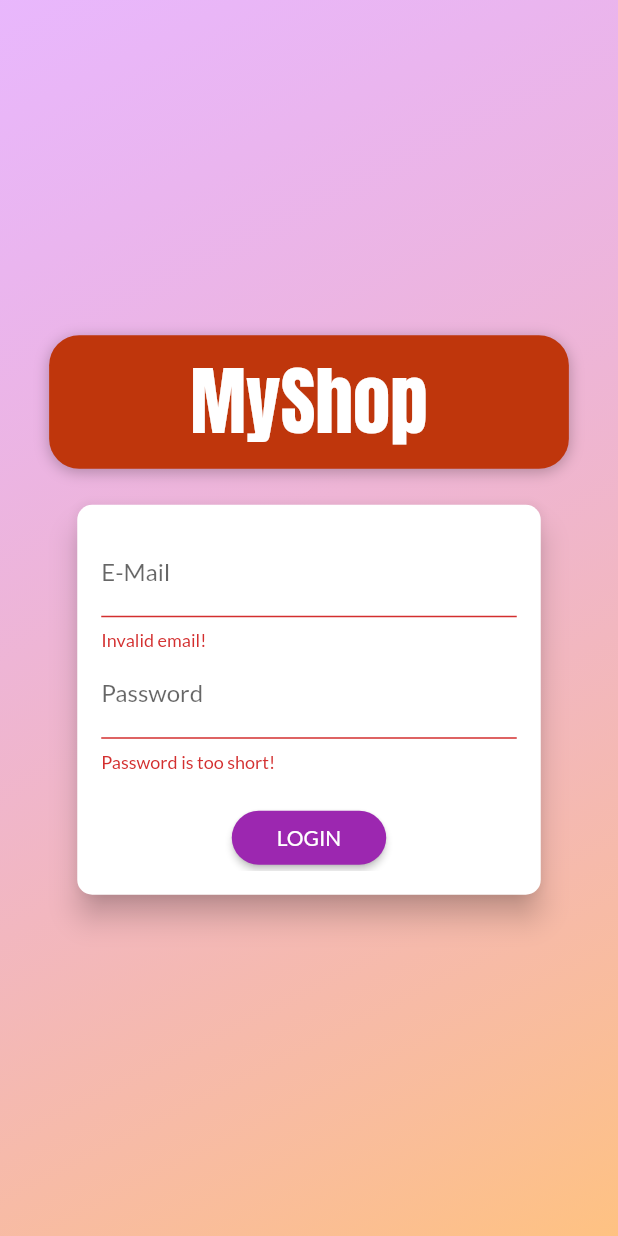
After one commit to khurshidakhon/shopping_app, a Flutter app: the screen it shows after launch, after a tap on "LOGIN", on a phone screen of 412 x 824 dp. The commit adds this screen. Run offline on Flutter 3.47's test engine with Material 2 defaults, Android fonts, the phone set to English and light mode, and no system bars; our stand-ins replace shared_preferences; network calls fail.

Commit message:
authentication, auto login/logout functions

```diff
--- a/lib/main.dart
+++ b/lib/main.dart
@@ -3,14 +3,17 @@ import 'package:flutter/material.dart';
 import 'package:provider/provider.dart';
 import 'package:shopping_app/providers/cart.dart';
 import 'package:shopping_app/providers/orders.dart';
+import 'package:shopping_app/providers/product.dart';
+import 'package:shopping_app/screens/auth_screen.dart';
 import 'package:shopping_app/screens/edit_product_screen.dart';
+import 'package:shopping_app/screens/products_overview_screen.dart';
+import 'package:shopping_app/screens/splash_screen.dart';
 import 'package:shopping_app/screens/user_products_screen.dart';
 import 'package:shopping_app/screens/cart_screen.dart';
 import 'package:shopping_app/screens/orders_screen.dart';
 import 'package:shopping_app/screens/product_detaail_screen.dart';
-import 'package:shopping_app/screens/products_overview_screen.dart';
-import 'package:shopping_app/widgets/user_product_item.dart';
 import './providers/products_provider.dart';
+import './providers/auth.dart';
 
 void main() => runApp(MyApp());
 
@@ -20,22 +23,41 @@ class MyApp extends StatelessWidget {
     return MultiProvider(
       providers: [
         ChangeNotifierProvider.value(
-          value: ProductsProvider(),
+          value: Auth(),
+        ),
+        ChangeNotifierProxyProvider<Auth, ProductsProvider>(
+          create: (ctx) => ProductsProvider('auth', 'userId', <Product>[]),
+          update: (ctx, auth, previousProducts) => ProductsProvider(
+              auth.token,
+              auth.userId,
+              previousProducts == null ? [] : previousProducts.items),
         ),
         ChangeNotifierProvider.value(
           value: Cart(),
         ),
-        ChangeNotifierProvider.value(
-          value: Orders(),
-        ),
+        ChangeNotifierProxyProvider<Auth, Orders>(
+            create: (ctx) => Orders('auth', 'userId', <OrderItem>[]),
+            update: (ctx, auth, previousOrders) => Orders(
+                auth.token,
+                auth.userId,
+                previousOrders == null ? [] : previousOrders.orders)),
       ],
-      child: MaterialApp(
+      child: Consumer<Auth>(
+        builder: (ctx, auth, _) => MaterialApp(
           title: 'MyShop',
           theme: ThemeData(
               primarySwatch: Colors.purple,
               accentColor: Colors.deepOrange,
               fontFamily: 'Lato'),
-        home: ProductsOverviewScreen(),
+          home: auth.isAuth
+              ? ProductsOverviewScreen()
+              : FutureBuilder(
+                  future: auth.tryAutoLogin(),
+                  builder: (ctx, authResultSnapshot) =>
+                      authResultSnapshot.connectionState ==
+                              ConnectionState.waiting
+                          ? SplashScreen()
+                          : AuthScreen()),
           routes: {
             ProductDetailScreen.routeName: (ctx) => ProductDetailScreen(),
             CartScreen.routeName: (ctx) => CartScreen(),
@@ -43,6 +65,7 @@ class MyApp extends StatelessWidget {
             UserProductsScreen.routeName: (ctx) => UserProductsScreen(),
             EditProductScreen.routeName: (ctx) => EditProductScreen(),
           },
+        ),
       ),
     );
   }
--- /dev/null
+++ b/lib/providers/auth.dart
@@ -0,0 +1,121 @@
+import 'dart:async';
+
+import 'package:flutter/foundation.dart';
+import 'package:http/http.dart' as http;
+import 'dart:convert';
+import 'package:shared_preferences/shared_preferences.dart';
+import 'package:shopping_app/models/http_exception.dart';
+
+class Auth with ChangeNotifier {
+  late String? _token;
+  DateTime? _expiryDate;
+  late String? _userId;
+  Timer? _authTimer;
+
+  bool get isAuth {
+    return token != null;
+  }
+
+  String? get token {
+    if (_expiryDate != null &&
+        _expiryDate!.isAfter(DateTime.now()) &&
+        _token != null) {
+      return _token;
+    }
+    return null;
+  }
+
+  String? get userId {
+    return _userId;
+  }
+
+  Future<void> _authenticate(
+      String? email, String? password, String url) async {
+    try {
+      final response = await http.post(
+        Uri.parse(url),
+        body: json.encode({
+          'email': email,
+          'password': password,
+          'returnSecureToken': true,
+        }),
+      );
+      final responseData = json.decode(response.body);
+      if (responseData['error'] != null) {
+        throw HttpException(responseData['error']['message']);
+      }
+      _token = responseData['idToken'];
+      _userId = responseData['localId'];
+      _expiryDate = DateTime.now().add(
+        Duration(
+          seconds: int.parse(responseData['expiresIn']),
+        ),
+      );
+      _autoLogOut();
+      notifyListeners();
+
+      final prefs = await SharedPreferences.getInstance();
+      final userData = json.encode(
+        {
+          'token': _token,
+          'userId': _userId,
+          'expiryDate': _expiryDate!.toIso8601String(),
+        },
+      ).toString();
+      prefs.setString('userData', userData);
+    } catch (e) {
+      throw e;
+    }
+  }
+
+  Future<void> signUp(String? email, String? password) async {
+    return _authenticate(email, password,
+        "https://identitytoolkit.googleapis.com/v1/accounts:signUp?key=AIzaSyBHYGvJSgKzrmRgSvU-37Kz3jPzALTUHUI");
+  }
+
+  Future<void> signIn(String? email, String? password) async {
+    return _authenticate(email, password,
+        'https://identitytoolkit.googleapis.com/v1/accounts:signInWithPassword?key=AIzaSyBHYGvJSgKzrmRgSvU-37Kz3jPzALTUHUI');
+  }
+
+  Future<bool> tryAutoLogin() async {
+    final prefs = await SharedPreferences.getInstance();
+    if (!prefs.containsKey('userData')) {
+      return false;
+    }
+    final extractedUserData = json
+        .decode(prefs.getString('userData').toString()) as Map<String, Object>;
+    final expiryDate =
+        DateTime.parse(extractedUserData['expiryDate'].toString());
+    if (expiryDate.isBefore(DateTime.now())) {
+      return false;
+    }
+    _token = extractedUserData['token'].toString();
+    _userId = extractedUserData['userId'].toString();
+    _expiryDate = expiryDate;
+    notifyListeners();
+    _autoLogOut();
+    return true;
+  }
+
+  void logOut() async {
+    _token = null;
+    _userId = null;
+    _expiryDate = null;
+    if (_authTimer != null) {
+      _authTimer!.cancel();
+      _authTimer = null;
+    }
+    notifyListeners();
+    final prefs = await SharedPreferences.getInstance();
+    prefs.clear();
+  }
+
+  void _autoLogOut() {
+    if (_authTimer != null) {
+      _authTimer!.cancel();
+    }
+    final timeToExpiry = _expiryDate!.difference(DateTime.now()).inSeconds;
+    _authTimer = Timer(Duration(seconds: timeToExpiry), logOut);
+  }
+}
--- /dev/null
+++ b/lib/screens/auth_screen.dart
@@ -0,0 +1,263 @@
+import 'dart:math';
+
+import 'package:flutter/material.dart';
+import 'package:provider/provider.dart';
+import 'package:shopping_app/models/http_exception.dart';
+import 'package:shopping_app/providers/auth.dart';
+
+enum AuthMode { Signup, Login }
+
+class AuthScreen extends StatelessWidget {
+  static const routeName = '/auth';
+
+  @override
+  Widget build(BuildContext context) {
+    final deviceSize = MediaQuery.of(context).size;
+
+    return Scaffold(
+      // resizeToAvoidBottomInset: false,
+      body: Stack(
+        children: <Widget>[
+          Container(
+            decoration: BoxDecoration(
+              gradient: LinearGradient(
+                colors: [
+                  Color.fromRGBO(215, 117, 255, 1).withOpacity(0.5),
+                  Color.fromRGBO(255, 188, 117, 1).withOpacity(0.9),
+                ],
+                begin: Alignment.topLeft,
+                end: Alignment.bottomRight,
+                stops: [0, 1],
+              ),
+            ),
+          ),
+          SingleChildScrollView(
+            child: Container(
+              height: deviceSize.height,
+              width: deviceSize.width,
+              child: Column(
+                mainAxisAlignment: MainAxisAlignment.center,
+                crossAxisAlignment: CrossAxisAlignment.center,
+                children: <Widget>[
+                  Flexible(
+                    child: Container(
+                      margin: EdgeInsets.only(bottom: 20.0),
+                      padding:
+                          EdgeInsets.symmetric(vertical: 8.0, horizontal: 94.0),
+                      // transform: Matrix4.rotationZ(-8 * pi / 180)
+                      //   ..translate(-10.0),
+                      decoration: BoxDecoration(
+                        borderRadius: BorderRadius.circular(20),
+                        color: Colors.deepOrange.shade900,
+                        boxShadow: [
+                          BoxShadow(
+                            blurRadius: 8,
+                            color: Colors.black26,
+                            offset: Offset(0, 2),
+                          )
+                        ],
+                      ),
+                      child: Text(
+                        'MyShop',
+                        style: TextStyle(
+                          color: Theme.of(context).accentTextTheme.title!.color,
+                          fontSize: 50,
+                          fontFamily: 'Anton',
+                          fontWeight: FontWeight.normal,
+                        ),
+                      ),
+                    ),
+                  ),
+                  Flexible(
+                    flex: deviceSize.width > 600 ? 2 : 1,
+                    child: AuthCard(),
+                  ),
+                ],
+              ),
+            ),
+          ),
+        ],
+      ),
+    );
+  }
+}
+
+class AuthCard extends StatefulWidget {
+  @override
+  _AuthCardState createState() => _AuthCardState();
+}
+
+class _AuthCardState extends State<AuthCard> {
+  final GlobalKey<FormState> _formKey = GlobalKey();
+  AuthMode _authMode = AuthMode.Login;
+  Map<String, String> _authData = {
+    'email': '',
+    'password': '',
+  };
+  var _isLoading = false;
+  final _passwordController = TextEditingController();
+  void _showErrorDialog(String message) {
+    showDialog(
+        context: context,
+        builder: (ctx) => AlertDialog(
+              title: Text('Error occures'),
+              content: Text(message),
+              actions: [
+                FlatButton(
+                  onPressed: () {
+                    Navigator.of(ctx).pop();
+                  },
+                  child: Text('Okay'),
+                ),
+              ],
+            ));
+  }
+
+  void _submit() async {
+    if (!_formKey.currentState!.validate()) {
+      // Invalid!
+      return;
+    }
+    _formKey.currentState!.save();
+    setState(() {
+      _isLoading = true;
+    });
+    try {
+      if (_authMode == AuthMode.Login) {
+        // Log user in
+        await Provider.of<Auth>(context, listen: false)
+            .signIn(_authData['email'], _authData['password']);
+      } else {
+        // Sign user up
+        await Provider.of<Auth>(context, listen: false)
+            .signUp(_authData['email'], _authData['password']);
+      }
+    } on HttpException catch (error) {
+      var errorMessage = 'Authentication failed';
+      if (error.toString().contains('EMAIL_EXISTS')) {
+        errorMessage = 'This email address is alredy exists';
+      } else if (error.toString().contains('INVALID_EMAIL')) {
+        errorMessage = 'This is not a valid email address';
+      } else if (error.toString().contains('WEAK_PASSWORD')) {
+        errorMessage = 'This password is too weak.';
+      } else if (error.toString().contains('EMAIL_NOT_FOUND')) {
+        errorMessage = 'Could not find user with this email';
+      } else if (error.toString().contains('INVALID_PASSWORD')) {
+        errorMessage = 'This is not a valid password';
+      }
+
+      _showErrorDialog(errorMessage);
+    } catch (error) {
+      var errorMessage = 'Could not authenticate you. Please try later!';
+      _showErrorDialog(errorMessage);
+    }
+    setState(() {
+      _isLoading = false;
+    });
+  }
+
+  void _switchAuthMode() {
+    if (_authMode == AuthMode.Login) {
+      setState(() {
+        _authMode = AuthMode.Signup;
+      });
+    } else {
+      setState(() {
+        _authMode = AuthMode.Login;
+      });
+    }
+  }
+
+  @override
+  Widget build(BuildContext context) {
+    final deviceSize = MediaQuery.of(context).size;
+    return Card(
+      shape: RoundedRectangleBorder(
+        borderRadius: BorderRadius.circular(10.0),
+      ),
+      elevation: 8.0,
+      child: Container(
+        height: _authMode == AuthMode.Signup ? 320 : 260,
+        constraints:
+            BoxConstraints(minHeight: _authMode == AuthMode.Signup ? 320 : 260),
+        width: deviceSize.width * 0.75,
+        padding: EdgeInsets.all(16.0),
+        child: Form(
+          key: _formKey,
+          child: SingleChildScrollView(
+            child: Column(
+              children: <Widget>[
+                TextFormField(
+                  decoration: InputDecoration(labelText: 'E-Mail'),
+                  keyboardType: TextInputType.emailAddress,
+                  validator: (value) {
+                    if (value!.isEmpty || !value.contains('@')) {
+                      return 'Invalid email!';
+                    }
+                    return null;
+                    return null;
+                  },
+                  onSaved: (value) {
+                    _authData['email'] = value!;
+                  },
+                ),
+                TextFormField(
+                  decoration: InputDecoration(labelText: 'Password'),
+                  obscureText: true,
+                  controller: _passwordController,
+                  validator: (value) {
+                    if (value!.isEmpty || value.length < 5) {
+                      return 'Password is too short!';
+                    }
+                  },
+                  onSaved: (value) {
+                    _authData['password'] = value!;
+                  },
+                ),
+                if (_authMode == AuthMode.Signup)
+                  TextFormField(
+                    enabled: _authMode == AuthMode.Signup,
+                    decoration: InputDecoration(labelText: 'Confirm Password'),
+                    obscureText: true,
+                    validator: _authMode == AuthMode.Signup
+                        ? (value) {
+                            if (value != _passwordController.text) {
+                              return 'Passwords do not match!';
+                            }
+                          }
+                        : null,
+                  ),
+                SizedBox(
+                  height: 20,
+                ),
+                if (_isLoading)
+                  CircularProgressIndicator()
+                else
+                  RaisedButton(
+                    child:
+                        Text(_authMode == AuthMode.Login ? 'LOGIN' : 'SIGN UP'),
+                    onPressed: _submit,
+                    shape: RoundedRectangleBorder(
+                      borderRadius: BorderRadius.circular(30),
+                    ),
+                    padding:
+                        EdgeInsets.symmetric(horizontal: 30.0, vertical: 8.0),
+                    color: Theme.of(context).primaryColor,
+                    textColor: Theme.of(context).primaryTextTheme.button!.color,
+                  ),
+                FlatButton(
+                  child: Text(
+                      '${_authMode == AuthMode.Login ? 'SIGNUP' : 'LOGIN'}'),
+                  onPressed: _switchAuthMode,
+                  padding: EdgeInsets.symmetric(horizontal: 30.0, vertical: 4),
+                  materialTapTargetSize: MaterialTapTargetSize.shrinkWrap,
+                  textColor: Theme.of(context).primaryColor,
+                ),
+              ],
+            ),
+          ),
+        ),
+      ),
+    );
+  }
+}
--- /dev/null
+++ b/lib/screens/splash_screen.dart
@@ -0,0 +1,12 @@
+import 'package:flutter/material.dart';
+
+class SplashScreen extends StatelessWidget {
+  @override
+  Widget build(BuildContext context) {
+    return Scaffold(
+      body: Center(
+        child: Text('Loading...'),
+      ),
+    );
+  }
+}
--- a/lib/widgets/product_item.dart
+++ b/lib/widgets/product_item.dart
@@ -1,5 +1,6 @@
 import 'package:flutter/material.dart';
 import 'package:provider/provider.dart';
+import 'package:shopping_app/providers/auth.dart';
 import 'package:shopping_app/providers/cart.dart';
 import 'package:shopping_app/providers/product.dart';
 import 'package:shopping_app/screens/product_detaail_screen.dart';
@@ -9,6 +10,7 @@ class ProductItem extends StatelessWidget {
   Widget build(BuildContext context) {
     final product = Provider.of<Product>(context);
     final cart = Provider.of<Cart>(context);
+    final authData = Provider.of<Auth>(context, listen: false);
     return ClipRRect(
       borderRadius: BorderRadius.circular(10),
       child: GridTile(
@@ -30,10 +32,11 @@ class ProductItem extends StatelessWidget {
           leading: IconButton(
             icon: Icon(
               product.isFavorite ? Icons.favorite : Icons.favorite_border,
+
             ),
             color: Theme.of(context).accentColor,
             onPressed: () {
-              product.toggleFavoriteStatus();
+              product.toggleFavoriteStatus(authData.token.toString(),authData.userId.toString());
             },
           ),
           title: Text(
--- a/pubspec.yaml
+++ b/pubspec.yaml
@@ -26,6 +26,7 @@ dependencies:
   provider: ^5.0.0
   intl: ^0.15.8
   http: ^0.13.3
+  shared_preferences: ^2.0.7
 
 dev_dependencies:
   flutter_test:
```
Also changed, not shown: lib/providers/orders.dart (+10 -7 lines), lib/providers/product.dart (+10 -8 lines), lib/providers/products_provider.dart (+31 -54 lines), lib/screens/app_drawer.dart (+13 -1 lines), pubspec.lock. Lines whose indentation alone changed are shown as unchanged.
